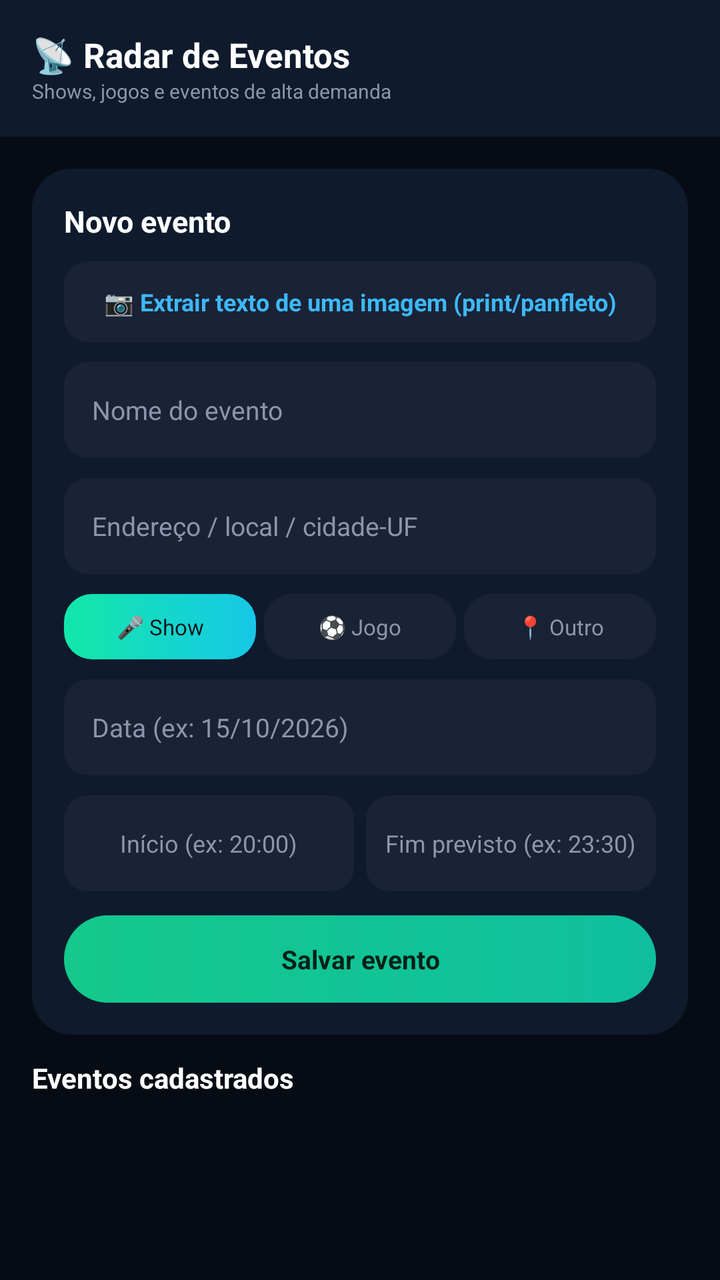
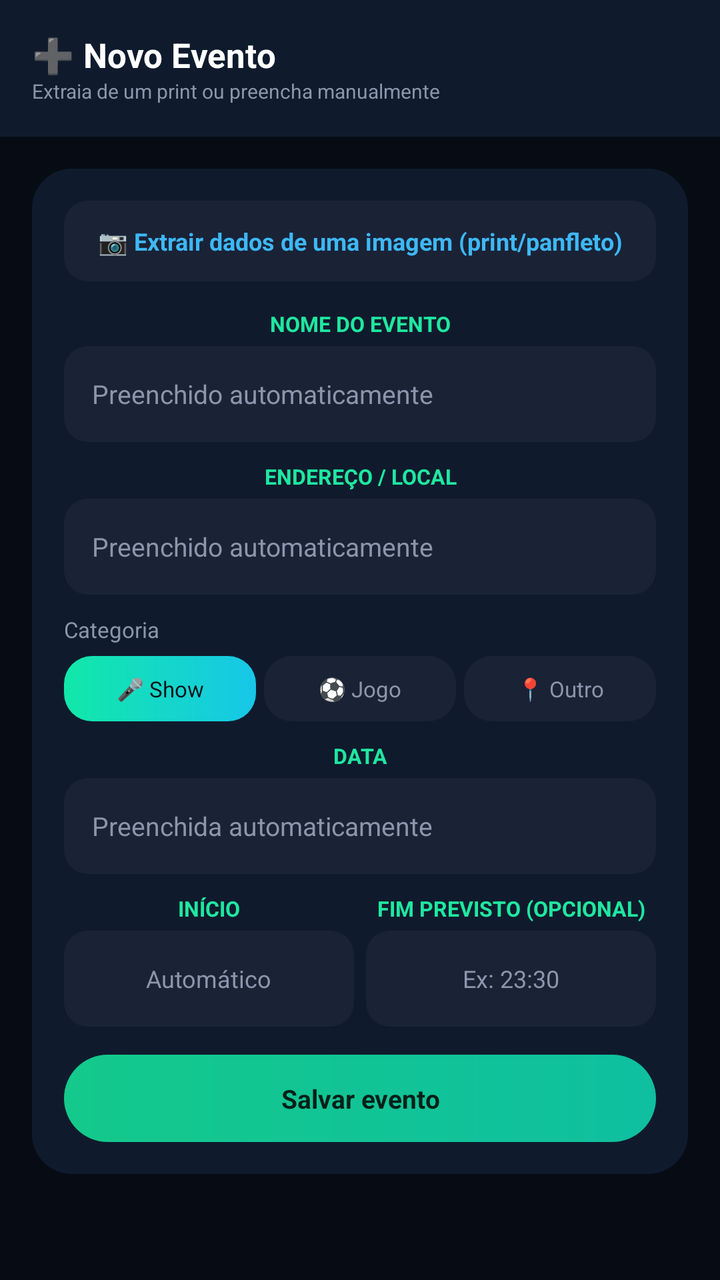

The first picture is an Android layout as it rendered before a commit; the second is the same layout after the commit. The layout source and the unified diff follow.
<!-- AndroidManifest.xml: application theme Theme.MaterialComponents.DayNight.NoActionBar -->
<!-- res/layout/activity_eventos.xml -->
<?xml version="1.0" encoding="utf-8"?>
<ScrollView xmlns:android="http://schemas.android.com/apk/res/android"
    android:layout_width="match_parent"
    android:layout_height="match_parent"
    android:background="#070C14">

    <LinearLayout
        android:layout_width="match_parent"
        android:layout_height="wrap_content"
        android:orientation="vertical">

        <LinearLayout
            android:layout_width="match_parent"
            android:layout_height="wrap_content"
            android:orientation="vertical"
            android:background="#0F1B2D"
            android:padding="16dp"
            android:paddingBottom="18dp">

            <TextView
                android:layout_width="wrap_content"
                android:layout_height="wrap_content"
                android:text="📡 Radar de Eventos"
                android:textColor="#FFFFFF"
                android:textSize="17sp"
                android:textStyle="bold" />

            <TextView
                android:layout_width="wrap_content"
                android:layout_height="wrap_content"
                android:text="Shows, jogos e eventos de alta demanda"
                android:textColor="#8B96AC"
                android:textSize="10sp" />
        </LinearLayout>

        <LinearLayout
            android:layout_width="match_parent"
            android:layout_height="wrap_content"
            android:orientation="vertical"
            android:padding="16dp">

            <LinearLayout
                android:layout_width="match_parent"
                android:layout_height="wrap_content"
                android:orientation="vertical"
                android:background="@drawable/bg_card_dark"
                android:padding="16dp"
                android:layout_marginBottom="12dp">

                <TextView
                    android:layout_width="wrap_content"
                    android:layout_height="wrap_content"
                    android:text="Novo evento"
                    android:textColor="#FFFFFF"
                    android:textSize="15sp"
                    android:textStyle="bold"
                    android:layout_marginBottom="10dp" />

                <TextView
                    android:id="@+id/btnExtrairImagem"
                    android:layout_width="match_parent"
                    android:layout_height="wrap_content"
                    android:background="@drawable/bg_input_verde"
                    android:padding="12dp"
                    android:gravity="center"
                    android:text="📷 Extrair texto de uma imagem (print/panfleto)"
                    android:textColor="#3DB8F5"
                    android:textSize="12sp"
                    android:textStyle="bold"
                    android:layout_marginBottom="10dp"
                    android:clickable="true"
                    android:focusable="true" />

                <TextView
                    android:id="@+id/txtTextoExtraido"
                    android:layout_width="match_parent"
                    android:layout_height="wrap_content"
                    android:background="@drawable/bg_tint_blue"
                    android:padding="10dp"
                    android:textColor="#E4E7EC"
                    android:textSize="11sp"
                    android:textIsSelectable="true"
                    android:layout_marginBottom="10dp"
                    android:visibility="gone" />

                <EditText
                    android:id="@+id/edtNomeEvento"
                    android:layout_width="match_parent"
                    android:layout_height="48dp"
                    android:background="@drawable/bg_input_verde"
                    android:paddingStart="14dp"
                    android:paddingEnd="14dp"
                    android:gravity="center_vertical"
                    android:textColor="#FFFFFF"
                    android:textColorHint="#8B96AC"
                    android:hint="Nome do evento"
                    android:textSize="13sp"
                    android:layout_marginBottom="10dp" />

                <EditText
                    android:id="@+id/edtEnderecoEvento"
                    android:layout_width="match_parent"
                    android:layout_height="48dp"
                    android:background="@drawable/bg_input_verde"
                    android:paddingStart="14dp"
                    android:paddingEnd="14dp"
                    android:gravity="center_vertical"
                    android:textColor="#FFFFFF"
                    android:textColorHint="#8B96AC"
                    android:hint="Endereço / local / cidade-UF"
                    android:textSize="13sp"
                    android:layout_marginBottom="10dp" />

                <LinearLayout
                    android:layout_width="match_parent"
                    android:layout_height="wrap_content"
                    android:orientation="horizontal"
                    android:layout_marginBottom="10dp">

                    <TextView
                        android:id="@+id/chipShow"
                        android:layout_width="0dp"
                        android:layout_height="wrap_content"
                        android:layout_weight="1"
                        android:layout_marginEnd="4dp"
                        android:background="@drawable/bg_chip_selected"
                        android:gravity="center"
                        android:padding="9dp"
                        android:text="🎤 Show"
                        android:textColor="#08131A"
                        android:textSize="11sp"
                        android:clickable="true"
                        android:focusable="true" />

                    <TextView
                        android:id="@+id/chipJogo"
                        android:layout_width="0dp"
                        android:layout_height="wrap_content"
                        android:layout_weight="1"
                        android:layout_marginEnd="4dp"
                        android:background="@drawable/bg_chip_unselected"
                        android:gravity="center"
                        android:padding="9dp"
                        android:text="⚽ Jogo"
                        android:textColor="#8B96AC"
                        android:textSize="11sp"
                        android:clickable="true"
                        android:focusable="true" />

                    <TextView
                        android:id="@+id/chipOutroEvento"
                        android:layout_width="0dp"
                        android:layout_height="wrap_content"
                        android:layout_weight="1"
                        android:background="@drawable/bg_chip_unselected"
                        android:gravity="center"
                        android:padding="9dp"
                        android:text="📍 Outro"
                        android:textColor="#8B96AC"
                        android:textSize="11sp"
                        android:clickable="true"
                        android:focusable="true" />
                </LinearLayout>

                <EditText
                    android:id="@+id/edtDataEvento"
                    android:layout_width="match_parent"
                    android:layout_height="48dp"
                    android:background="@drawable/bg_input_verde"
                    android:paddingStart="14dp"
                    android:paddingEnd="14dp"
                    android:gravity="center_vertical"
                    android:textColor="#FFFFFF"
                    android:textColorHint="#8B96AC"
                    android:hint="Data (ex: 15/10/2026)"
                    android:textSize="13sp"
                    android:layout_marginBottom="10dp" />

                <LinearLayout
                    android:layout_width="match_parent"
                    android:layout_height="wrap_content"
                    android:orientation="horizontal"
                    android:layout_marginBottom="12dp">

                    <EditText
                        android:id="@+id/edtHorarioInicioEvento"
                        android:layout_width="0dp"
                        android:layout_height="48dp"
                        android:layout_weight="1"
                        android:layout_marginEnd="6dp"
                        android:background="@drawable/bg_input_verde"
                        android:gravity="center"
                        android:textColor="#FFFFFF"
                        android:textColorHint="#8B96AC"
                        android:hint="Início (ex: 20:00)"
                        android:textSize="12sp" />

                    <EditText
                        android:id="@+id/edtHorarioFimEvento"
                        android:layout_width="0dp"
                        android:layout_height="48dp"
                        android:layout_weight="1"
                        android:background="@drawable/bg_input_verde"
                        android:gravity="center"
                        android:textColor="#FFFFFF"
                        android:textColorHint="#8B96AC"
                        android:hint="Fim previsto (ex: 23:30)"
                        android:textSize="12sp" />
                </LinearLayout>

                <TextView
                    android:id="@+id/btnSalvarEvento"
                    android:layout_width="match_parent"
                    android:layout_height="wrap_content"
                    android:background="@drawable/bg_cta_start"
                    android:padding="13dp"
                    android:gravity="center"
                    android:text="Salvar evento"
                    android:textColor="#052018"
                    android:textSize="13sp"
                    android:textStyle="bold"
                    android:clickable="true"
                    android:focusable="true" />
            </LinearLayout>

            <TextView
                android:layout_width="wrap_content"
                android:layout_height="wrap_content"
                android:text="Eventos cadastrados"
                android:textColor="#FFFFFF"
                android:textSize="14sp"
                android:textStyle="bold"
                android:layout_marginBottom="8dp" />

            <LinearLayout
                android:id="@+id/containerEventos"
                android:layout_width="match_parent"
                android:layout_height="wrap_content"
                android:orientation="vertical" />

        </LinearLayout>
    </LinearLayout>
</ScrollView>
<!-- resources referenced by this layout -->
<resources>
  <!-- drawable bg_card_dark (drawable) -->
  <?xml version="1.0" encoding="utf-8"?>
  <shape xmlns:android="http://schemas.android.com/apk/res/android" android:shape="rectangle">
      <solid android:color="#0F1B2D" />
      <corners android:radius="20dp" />
  </shape>
  <!-- drawable bg_chip_selected (drawable) -->
  <?xml version="1.0" encoding="utf-8"?>
  <shape xmlns:android="http://schemas.android.com/apk/res/android" android:shape="rectangle">
      <gradient
          android:angle="0"
          android:startColor="#12E8A8"
          android:endColor="#17C7E8" />
      <corners android:radius="14dp" />
  </shape>
  <!-- drawable bg_chip_unselected (drawable) -->
  <?xml version="1.0" encoding="utf-8"?>
  <shape xmlns:android="http://schemas.android.com/apk/res/android" android:shape="rectangle">
      <solid android:color="#1A2236" />
      <corners android:radius="14dp" />
  </shape>
  <!-- drawable bg_cta_start (drawable) -->
  <?xml version="1.0" encoding="utf-8"?>
  <shape xmlns:android="http://schemas.android.com/apk/res/android" android:shape="rectangle">
      <gradient
          android:angle="0"
          android:startColor="#14C98B"
          android:endColor="#0FBFA0" />
      <corners android:radius="30dp" />
  </shape>
  <!-- drawable bg_input_verde (drawable) -->
  <?xml version="1.0" encoding="utf-8"?>
  <shape xmlns:android="http://schemas.android.com/apk/res/android" android:shape="rectangle">
      <solid android:color="#1A2236" />
      <corners android:radius="12dp" />
  </shape>
  <!-- drawable bg_tint_blue (drawable) -->
  <?xml version="1.0" encoding="utf-8"?>
  <shape xmlns:android="http://schemas.android.com/apk/res/android" android:shape="rectangle">
      <solid android:color="#0E1F33" />
      <stroke android:width="1dp" android:color="#4D3DB8F5" />
      <corners android:radius="16dp" />
  </shape>
</resources>

<!-- the commit's change to res/layout/activity_eventos.xml (unified diff, before → after) -->
@@ -20,7 +20,7 @@
             <TextView
                 android:layout_width="wrap_content"
                 android:layout_height="wrap_content"
-                android:text="📡 Radar de Eventos"
+                android:text="➕ Novo Evento"
                 android:textColor="#FFFFFF"
                 android:textSize="17sp"
                 android:textStyle="bold" />
@@ -28,7 +28,7 @@
             <TextView
                 android:layout_width="wrap_content"
                 android:layout_height="wrap_content"
-                android:text="Shows, jogos e eventos de alta demanda"
+                android:text="Extraia de um print ou preencha manualmente"
                 android:textColor="#8B96AC"
                 android:textSize="10sp" />
         </LinearLayout>
@@ -44,17 +44,7 @@
                 android:layout_height="wrap_content"
                 android:orientation="vertical"
                 android:background="@drawable/bg_card_dark"
-                android:padding="16dp"
-                android:layout_marginBottom="12dp">
-
-                <TextView
-                    android:layout_width="wrap_content"
-                    android:layout_height="wrap_content"
-                    android:text="Novo evento"
-                    android:textColor="#FFFFFF"
-                    android:textSize="15sp"
-                    android:textStyle="bold"
-                    android:layout_marginBottom="10dp" />
+                android:padding="16dp">
 
                 <TextView
                     android:id="@+id/btnExtrairImagem"
@@ -63,26 +53,23 @@
                     android:background="@drawable/bg_input_verde"
                     android:padding="12dp"
                     android:gravity="center"
-                    android:text="📷 Extrair texto de uma imagem (print/panfleto)"
+                    android:text="📷 Extrair dados de uma imagem (print/panfleto)"
                     android:textColor="#3DB8F5"
                     android:textSize="12sp"
                     android:textStyle="bold"
-                    android:layout_marginBottom="10dp"
+                    android:layout_marginBottom="14dp"
                     android:clickable="true"
                     android:focusable="true" />
 
                 <TextView
-                    android:id="@+id/txtTextoExtraido"
-                    android:layout_width="match_parent"
-                    android:layout_height="wrap_content"
-                    android:background="@drawable/bg_tint_blue"
-                    android:padding="10dp"
-                    android:textColor="#E4E7EC"
-                    android:textSize="11sp"
-                    android:textIsSelectable="true"
-                    android:layout_marginBottom="10dp"
-                    android:visibility="gone" />
-
+                    android:layout_width="match_parent"
+                    android:layout_height="wrap_content"
+                    android:gravity="center"
+                    android:text="NOME DO EVENTO"
+                    android:textColor="#1FE7A0"
+                    android:textSize="10.5sp"
+                    android:textStyle="bold"
+                    android:paddingBottom="4dp" />
                 <EditText
                     android:id="@+id/edtNomeEvento"
                     android:layout_width="match_parent"
@@ -93,10 +80,19 @@
                     android:gravity="center_vertical"
                     android:textColor="#FFFFFF"
                     android:textColorHint="#8B96AC"
-                    android:hint="Nome do evento"
+                    android:hint="Preenchido automaticamente"
                     android:textSize="13sp"
                     android:layout_marginBottom="10dp" />
 
+                <TextView
+                    android:layout_width="match_parent"
+                    android:layout_height="wrap_content"
+                    android:gravity="center"
+                    android:text="ENDEREÇO / LOCAL"
+                    android:textColor="#1FE7A0"
+                    android:textSize="10.5sp"
+                    android:textStyle="bold"
+                    android:paddingBottom="4dp" />
                 <EditText
                     android:id="@+id/edtEnderecoEvento"
                     android:layout_width="match_parent"
@@ -107,9 +103,17 @@
                     android:gravity="center_vertical"
                     android:textColor="#FFFFFF"
                     android:textColorHint="#8B96AC"
-                    android:hint="Endereço / local / cidade-UF"
+                    android:hint="Preenchido automaticamente"
                     android:textSize="13sp"
                     android:layout_marginBottom="10dp" />
+
+                <TextView
+                    android:layout_width="wrap_content"
+                    android:layout_height="wrap_content"
+                    android:text="Categoria"
+                    android:textColor="#8B96AC"
+                    android:textSize="11sp"
+                    android:layout_marginBottom="6dp" />
 
                 <LinearLayout
                     android:layout_width="match_parent"
@@ -162,6 +166,15 @@
                         android:focusable="true" />
                 </LinearLayout>
 
+                <TextView
+                    android:layout_width="match_parent"
+                    android:layout_height="wrap_content"
+                    android:gravity="center"
+                    android:text="DATA"
+                    android:textColor="#1FE7A0"
+                    android:textSize="10.5sp"
+                    android:textStyle="bold"
+                    android:paddingBottom="4dp" />
                 <EditText
                     android:id="@+id/edtDataEvento"
                     android:layout_width="match_parent"
@@ -172,7 +185,7 @@
                     android:gravity="center_vertical"
                     android:textColor="#FFFFFF"
                     android:textColorHint="#8B96AC"
-                    android:hint="Data (ex: 15/10/2026)"
+                    android:hint="Preenchida automaticamente"
                     android:textSize="13sp"
                     android:layout_marginBottom="10dp" />
 
@@ -180,32 +193,62 @@
                     android:layout_width="match_parent"
                     android:layout_height="wrap_content"
                     android:orientation="horizontal"
-                    android:layout_marginBottom="12dp">
-
-                    <EditText
-                        android:id="@+id/edtHorarioInicioEvento"
-                        android:layout_width="0dp"
-                        android:layout_height="48dp"
-                        android:layout_weight="1"
-                        android:layout_marginEnd="6dp"
-                        android:background="@drawable/bg_input_verde"
-                        android:gravity="center"
-                        android:textColor="#FFFFFF"
-                        android:textColorHint="#8B96AC"
-                        android:hint="Início (ex: 20:00)"
-                        android:textSize="12sp" />
-
-                    <EditText
-                        android:id="@+id/edtHorarioFimEvento"
-                        android:layout_width="0dp"
-                        android:layout_height="48dp"
-                        android:layout_weight="1"
-                        android:background="@drawable/bg_input_verde"
-                        android:gravity="center"
-                        android:textColor="#FFFFFF"
-                        android:textColorHint="#8B96AC"
-                        android:hint="Fim previsto (ex: 23:30)"
-                        android:textSize="12sp" />
+                    android:layout_marginBottom="14dp">
+
+                    <LinearLayout
+                        android:layout_width="0dp"
+                        android:layout_height="wrap_content"
+                        android:layout_weight="1"
+                        android:orientation="vertical"
+                        android:layout_marginEnd="6dp">
+
+                        <TextView
+                            android:layout_width="match_parent"
+                            android:layout_height="wrap_content"
+                            android:gravity="center"
+                            android:text="INÍCIO"
+                            android:textColor="#1FE7A0"
+                            android:textSize="10.5sp"
+                            android:textStyle="bold"
+                            android:paddingBottom="4dp" />
+                        <EditText
+                            android:id="@+id/edtHorarioInicioEvento"
+                            android:layout_width="match_parent"
+                            android:layout_height="48dp"
+                            android:background="@drawable/bg_input_verde"
+                            android:gravity="center"
+                            android:textColor="#FFFFFF"
+                            android:textColorHint="#8B96AC"
+                            android:hint="Automático"
+                            android:textSize="12sp" />
+                    </LinearLayout>
+
+                    <LinearLayout
+                        android:layout_width="0dp"
+                        android:layout_height="wrap_content"
+                        android:layout_weight="1"
+                        android:orientation="vertical">
+
+                        <TextView
+                            android:layout_width="match_parent"
+                            android:layout_height="wrap_content"
+                            android:gravity="center"
+                            android:text="FIM PREVISTO (OPCIONAL)"
+                            android:textColor="#1FE7A0"
+                            android:textSize="10.5sp"
+                            android:textStyle="bold"
+                            android:paddingBottom="4dp" />
+                        <EditText
+                            android:id="@+id/edtHorarioFimEvento"
+                            android:layout_width="match_parent"
+                            android:layout_height="48dp"
+                            android:background="@drawable/bg_input_verde"
+                            android:gravity="center"
+                            android:textColor="#FFFFFF"
+                            android:textColorHint="#8B96AC"
+                            android:hint="Ex: 23:30"
+                            android:textSize="12sp" />
+                    </LinearLayout>
                 </LinearLayout>
 
                 <TextView
@@ -223,21 +266,6 @@
                     android:focusable="true" />
             </LinearLayout>
 
-            <TextView
-                android:layout_width="wrap_content"
-                android:layout_height="wrap_content"
-                android:text="Eventos cadastrados"
-                android:textColor="#FFFFFF"
-                android:textSize="14sp"
-                android:textStyle="bold"
-                android:layout_marginBottom="8dp" />
-
-            <LinearLayout
-                android:id="@+id/containerEventos"
-                android:layout_width="match_parent"
-                android:layout_height="wrap_content"
-                android:orientation="vertical" />
-
         </LinearLayout>
     </LinearLayout>
 </ScrollView>
<!-- resource entries referenced after the edit -->
@@ -36,12 +36,5 @@
       <solid android:color="#1A2236" />
       <corners android:radius="12dp" />
   </shape>
-  <!-- drawable bg_tint_blue (drawable) -->
-  <?xml version="1.0" encoding="utf-8"?>
-  <shape xmlns:android="http://schemas.android.com/apk/res/android" android:shape="rectangle">
-      <solid android:color="#0E1F33" />
-      <stroke android:width="1dp" android:color="#4D3DB8F5" />
-      <corners android:radius="16dp" />
-  </shape>
 </resources>
 
